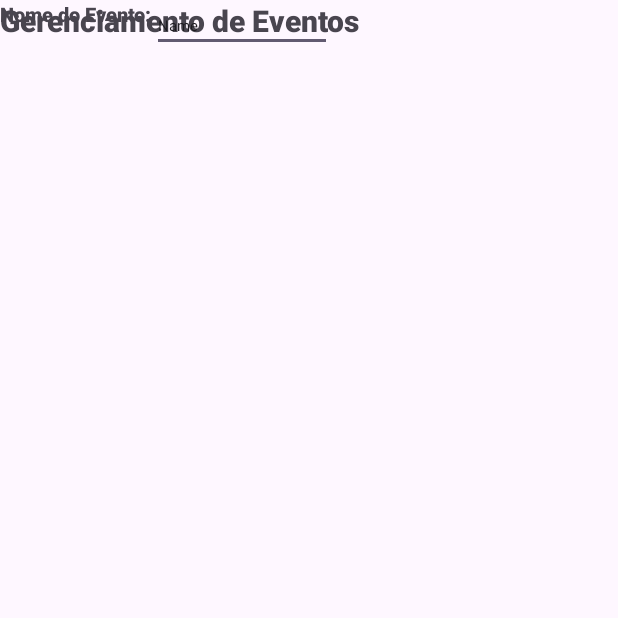
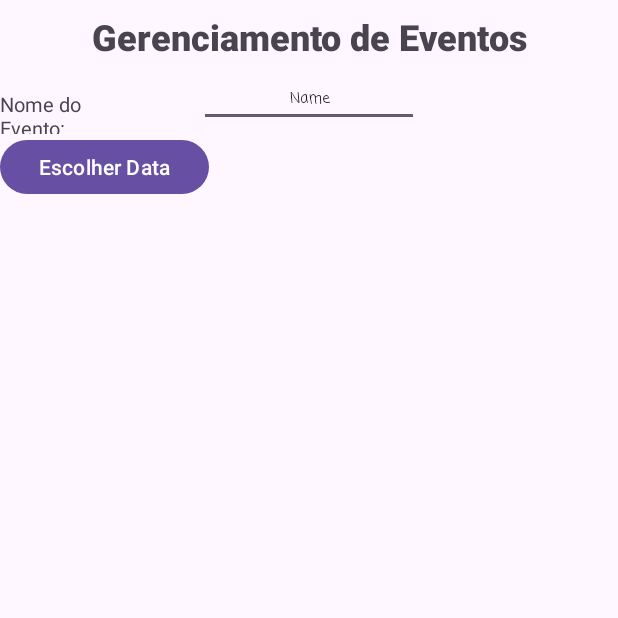
Before and after one commit to BRADDTELES/appEventos, an Android app: the screen it shows after launch (MainActivity), on a phone screen of 412 x 824 dp, the top half of it. Run offline under Robolectric (Android 15) with nearby library versions, the phone set to English and light mode, and no system bars.

```diff
--- a/app/src/main/java/com/example/appeventos/MainActivity.java
+++ b/app/src/main/java/com/example/appeventos/MainActivity.java
@@ -1,19 +1,40 @@
 package com.example.appeventos;
 
+import android.app.DatePickerDialog;
 import android.os.Bundle;
+import android.view.View;
+import android.widget.DatePicker;
+import android.widget.EditText;
+import android.widget.TextView;
 
-import androidx.activity.EdgeToEdge;
 import androidx.appcompat.app.AppCompatActivity;
-import androidx.core.graphics.Insets;
-import androidx.core.view.ViewCompat;
-import androidx.core.view.WindowInsetsCompat;
+
+import com.example.appeventos.util.UtilDate;
 
 public class MainActivity extends AppCompatActivity {
+
+    EditText nomeEditText;
+    TextView dataEscolhidaTextView;
 
     @Override
     protected void onCreate(Bundle savedInstanceState) {
         super.onCreate(savedInstanceState);
         setContentView(R.layout.activity_main);
 
+        nomeEditText = findViewById(R.id.nomeEditText);
+        dataEscolhidaTextView = findViewById(R.id.dataEscolhidaTextView);
+    }
+
+    public void escolherDataButtonAction(View view) {
+
+        UtilDate utilDate = new UtilDate();
+        DatePickerDialog datePickerDialog = new DatePickerDialog(this, new DatePickerDialog.OnDateSetListener() {
+            @Override
+            public void onDateSet(DatePicker datePicker, int year, int month, int dayOfMonth) {
+                month++;
+                dataEscolhidaTextView.setText("" + dayOfMonth + "/" + month + "/" + year);
+            }
+        }, utilDate.getAnoAtual(), utilDate.getMesAtual(), utilDate.getDiaAtual());
+        datePickerDialog.show();
     }
 }
--- /dev/null
+++ b/app/src/main/java/com/example/appeventos/util/UtilDate.java
@@ -0,0 +1,24 @@
+package com.example.appeventos.util;
+
+import java.util.Calendar;
+
+public class UtilDate {
+
+    public int getAnoAtual(){
+        Calendar calendar = Calendar.getInstance();
+        int ano = calendar.get(Calendar.YEAR);
+        return ano;
+    }
+
+    public int getMesAtual() {
+        Calendar calendar = Calendar.getInstance();
+        int mes = calendar.get(Calendar.MONTH);
+        return mes;
+    }
+
+    public int getDiaAtual() {
+        Calendar calendar = Calendar.getInstance();
+        int dia = calendar.get(Calendar.DAY_OF_MONTH);
+        return dia;
+    }
+}
--- a/app/src/main/res/layout/activity_main.xml
+++ b/app/src/main/res/layout/activity_main.xml
@@ -7,35 +7,70 @@
     android:layout_height="match_parent"
     tools:context=".MainActivity">
 
+    <LinearLayout
+        android:id="@+id/linearLayout"
+        android:layout_width="match_parent"
+        android:layout_height="40dp"
+        android:layout_marginTop="8dp"
+        android:orientation="vertical"
+        app:layout_constraintTop_toTopOf="parent"
+        tools:layout_editor_absoluteX="1dp">
+
+        <TextView
+            android:id="@+id/textView"
+            android:layout_width="match_parent"
+            android:layout_height="wrap_content"
+            android:fontFamily="sans-serif-black"
+            android:gravity="center"
+            android:text="Gerenciamento de Eventos"
+            android:textSize="24sp" />
+
+    </LinearLayout>
+
     <TextView
-        android:id="@+id/textView"
+        android:id="@+id/dataEscolhidaTextView"
         android:layout_width="wrap_content"
         android:layout_height="wrap_content"
-        android:fontFamily="sans-serif-black"
-        android:text="Gerenciamento de Eventos"
-        android:textSize="20sp"
-        tools:layout_editor_absoluteX="27dp"
-        tools:layout_editor_absoluteY="16dp" />
+        android:layout_marginTop="16dp"
+        android:fontFamily="sans-serif"
+        android:text="@string/label_data_escolhida"
+        android:textSize="16sp"
+        app:layout_constraintTop_toBottomOf="@+id/nomeEditText"
+        tools:layout_editor_absoluteX="152dp" />
+
+    <TextView
+        android:id="@+id/textView3"
+        android:layout_width="100dp"
+        android:layout_height="29dp"
+        android:layout_marginTop="12dp"
+        android:fontFamily="sans-serif"
+        android:text="@string/text_view_name_evento"
+        android:textSize="13sp"
+        app:layout_constraintTop_toBottomOf="@+id/linearLayout"
+        tools:layout_editor_absoluteX="16dp" />
+
+    <Button
+        android:id="@+id/button"
+        android:layout_width="139dp"
+        android:layout_height="44dp"
+        android:onClick="escolherDataButtonAction"
+        android:text="@string/label_escolher_data"
+        app:layout_constraintStart_toStartOf="parent"
+        app:layout_constraintTop_toBottomOf="@+id/textView3" />
 
     <EditText
-        android:id="@+id/editTextText"
+        android:id="@+id/nomeEditText"
         android:layout_width="wrap_content"
         android:layout_height="wrap_content"
         android:ems="10"
+        android:fontFamily="casual"
+        android:gravity="center"
         android:inputType="text"
         android:text="Name"
         android:textSize="10sp"
-        app:layout_constraintStart_toEndOf="@+id/textView3"
-        tools:layout_editor_absoluteY="53dp" />
-
-    <TextView
-        android:id="@+id/textView3"
-        android:layout_width="wrap_content"
-        android:layout_height="wrap_content"
-        android:fontFamily="sans-serif-black"
-        android:text="Nome do Evento:"
-        android:textSize="13sp"
-        tools:layout_editor_absoluteX="27dp"
-        tools:layout_editor_absoluteY="62dp" />
+        app:layout_constraintEnd_toEndOf="parent"
+        app:layout_constraintHorizontal_bias="0.5"
+        app:layout_constraintStart_toStartOf="parent"
+        app:layout_constraintTop_toBottomOf="@+id/linearLayout" />
 
 </androidx.constraintlayout.widget.ConstraintLayout>
--- a/app/src/main/res/values/strings.xml
+++ b/app/src/main/res/values/strings.xml
@@ -1,3 +1,7 @@
 <resources>
     <string name="app_name">app Eventos</string>
+
+    <string name="text_view_name_evento">Nome do Evento:</string>
+    <string name="label_data_escolhida">Data Escolhida</string>
+    <string name="label_escolher_data">Escolher Data</string>
 </resources>
```
